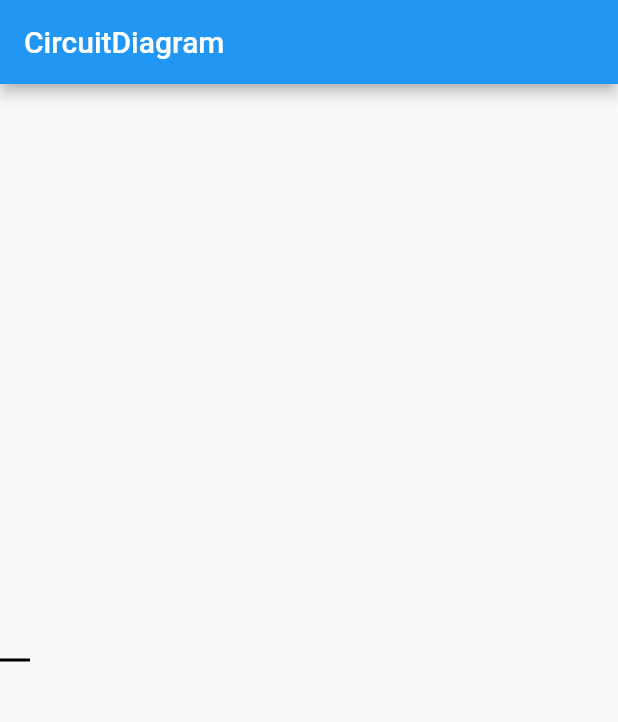
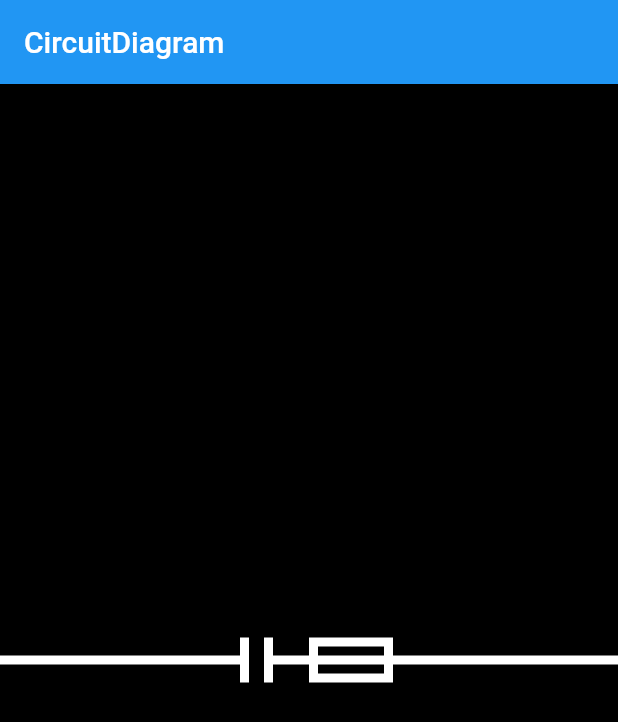
Before and after one commit to caduandrade/circuit_diagram_flutter, a Flutter app: the screen it shows after launch, on a phone screen of 412 x 824 dp. Shown: the top 722 px of the screen. Run offline on Flutter 3.47's test engine with Material 2 defaults, Android fonts, the phone set to English and light mode, and no system bars.

Commit message:
Some components

```diff
--- /dev/null
+++ b/lib/capacitor.dart
@@ -0,0 +1,41 @@
+import 'package:circuit_diagram/render_circuit.dart';
+import 'package:flutter/material.dart';
+import 'package:flutter/widgets.dart';
+
+class Capacitor extends LeafRenderObjectWidget {
+  @override
+  RenderCapacitor createRenderObject(BuildContext context) => RenderCapacitor();
+}
+
+class RenderCapacitor extends RenderCircuit {
+  final double height = 30;
+  final double sideWidth = 20;
+  final double gap = 10;
+
+  @override
+  Size computeDryLayout(BoxConstraints constraints) {
+    return constraints.constrain(Size(gap + 2 * sideWidth, height));
+  }
+
+  @override
+  void paint(PaintingContext context, Offset offset) {
+    final canvas = context.canvas;
+
+    canvas.drawRect(
+        Rect.fromLTWH(offset.dx, offset.dy + (height - thickness) / 2,
+            sideWidth, thickness),
+        fillPaint);
+    canvas.drawRect(
+        Rect.fromLTWH(
+            offset.dx + sideWidth - thickness, offset.dy, thickness, height),
+        fillPaint);
+    canvas.drawRect(
+        Rect.fromLTWH(
+            offset.dx + sideWidth + gap, offset.dy, thickness, height),
+        fillPaint);
+    canvas.drawRect(
+        Rect.fromLTWH(offset.dx + sideWidth + gap,
+            offset.dy + (height - thickness) / 2, sideWidth, thickness),
+        fillPaint);
+  }
+}
--- /dev/null
+++ b/lib/fuse.dart
@@ -0,0 +1,34 @@
+import 'package:circuit_diagram/render_circuit.dart';
+import 'package:flutter/material.dart';
+import 'package:flutter/widgets.dart';
+
+class Fuse extends LeafRenderObjectWidget {
+  @override
+  RenderFuse createRenderObject(BuildContext context) => RenderFuse();
+}
+
+class RenderFuse extends RenderCircuit {
+  final double height = 30;
+  final double sideWidth = 10;
+  final double boxWidth = 50;
+
+  @override
+  Size computeDryLayout(BoxConstraints constraints) {
+    return constraints.constrain(Size(boxWidth + 2 * sideWidth, height));
+  }
+
+  @override
+  void paint(PaintingContext context, Offset offset) {
+    final canvas = context.canvas;
+
+    canvas.drawRect(
+        Rect.fromLTWH(offset.dx, offset.dy + (height / 2) - thickness / 2,
+            size.width, thickness),
+        fillPaint);
+
+    canvas.drawRect(
+        Rect.fromLTWH(offset.dx + sideWidth + thickness / 2,
+            offset.dy + thickness / 2, boxWidth, height - thickness),
+        strokePaint);
+  }
+}
--- a/lib/home_page.dart
+++ b/lib/home_page.dart
@@ -1,3 +1,5 @@
+import 'package:circuit_diagram/capacitor.dart';
+import 'package:circuit_diagram/fuse.dart';
 import 'package:circuit_diagram/wire.dart';
 import 'package:flutter/material.dart';
 
@@ -15,10 +17,22 @@ class _HomePageState extends State<HomePage> {
         appBar: AppBar(
           title: Text('CircuitDiagram'),
         ),
-        body: Center(child: _diagram()));
+        body: Container(child: Center(child: _diagram()), color: Colors.black));
   }
 
   Widget _diagram() {
-    return Row(children: [Wire(20)]);
+    if (false) {
+      return Column(children: [
+        Container(height: 100.1, color: Colors.yellow),
+        Container(height: 100.2, color: Colors.yellow),
+        Container(height: 100.4, color: Colors.yellow)
+      ]);
+    }
+    return Row(children: [
+      Expanded(child: Container(child: Wire())),
+      Container(child: Capacitor()),
+      Fuse(),
+      Expanded(child: Container(child: Wire()))
+    ]);
   }
 }
--- /dev/null
+++ b/lib/render_circuit.dart
@@ -0,0 +1,24 @@
+import 'package:flutter/material.dart';
+import 'package:flutter/widgets.dart';
+
+class RenderCircuit extends RenderBox {
+  double get thickness => 6;
+
+  bool get antiAlias => true;
+
+  Paint get fillPaint => Paint()
+    ..style = PaintingStyle.fill
+    ..isAntiAlias = antiAlias
+    ..color = Colors.white;
+
+  Paint get strokePaint => Paint()
+    ..style = PaintingStyle.stroke
+    ..isAntiAlias = antiAlias
+    ..strokeWidth = thickness
+    ..color = Colors.white;
+
+  @override
+  void performLayout() {
+    size = computeDryLayout(constraints);
+  }
+}
--- a/lib/wire.dart
+++ b/lib/wire.dart
@@ -1,46 +1,22 @@
+import 'package:circuit_diagram/render_circuit.dart';
 import 'package:flutter/material.dart';
 import 'package:flutter/widgets.dart';
 
 class Wire extends LeafRenderObjectWidget {
-  Wire(this.width);
-
-  final double width;
-
   @override
-  RenderWire createRenderObject(BuildContext context) => RenderWire(width);
-
-  @override
-  void updateRenderObject(
-      BuildContext context, covariant RenderWire renderObject) {
-    if (width != renderObject.width) {
-      renderObject.width = width;
-      renderObject.markNeedsLayout();
-    }
-  }
+  RenderWire createRenderObject(BuildContext context) => RenderWire();
 }
 
-class RenderWire extends RenderBox {
-  RenderWire(this.width);
-
-  double width;
-  final double height = 2;
-
-  @override
-  void performLayout() {
-    size = computeDryLayout(constraints);
-  }
-
+class RenderWire extends RenderCircuit {
   @override
   Size computeDryLayout(BoxConstraints constraints) {
-    return constraints.constrain(Size(width, height));
+    return constraints.constrain(Size(0, thickness));
   }
 
   @override
   void paint(PaintingContext context, Offset offset) {
     final canvas = context.canvas;
-    final paint = Paint()
-      ..style = PaintingStyle.fill
-      ..color = Colors.black;
-    canvas.drawRect(Rect.fromLTWH(offset.dx, offset.dy, width, height), paint);
+    canvas.drawRect(
+        Rect.fromLTWH(offset.dx, offset.dy, size.width, thickness), fillPaint);
   }
 }
```
